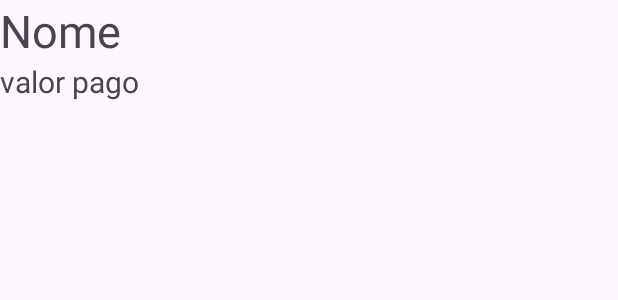
After one commit to gabrieleksilva/SplitTheBill, an Android app: the layout lista_participantes.xml on its own in the app's theme, with its tools: preview values and no code run, on a phone screen of 412 x 824 dp. The commit adds this screen. Shown: the top 300 px of the screen. Run offline under Robolectric (Android 15) with nearby library versions, the phone set to English and light mode, and no system bars.

Commit message:
criando o layout da primeira tela que será a lista de participantes (tela principal)

```diff
--- a/app/src/main/AndroidManifest.xml
+++ b/app/src/main/AndroidManifest.xml
@@ -13,7 +13,7 @@
         android:theme="@style/Theme.SplitTheBill"
         tools:targetApi="31">
         <activity
-            android:name=".MainActivity"
+            android:name=".view.MainActivity"
             android:exported="true">
             <intent-filter>
                 <action android:name="android.intent.action.MAIN" />
--- /dev/null
+++ b/app/src/main/res/layout/lista_participantes.xml
@@ -0,0 +1,21 @@
+<?xml version="1.0" encoding="utf-8"?>
+<LinearLayout xmlns:android="http://schemas.android.com/apk/res/android"
+    android:orientation="vertical"
+    android:layout_width="match_parent"
+    android:layout_height="wrap_content">
+
+    <TextView
+        android:id="@+id/namePt"
+        android:layout_width="match_parent"
+        android:layout_height="wrap_content"
+        android:text="Nome"
+        android:textSize="30sp" />
+
+    <TextView
+        android:id="@+id/valPt"
+        android:layout_width="match_parent"
+        android:layout_height="wrap_content"
+        android:text="valor pago"
+        android:textSize="20sp"/>
+
+</LinearLayout>
```
Also changed, not shown: app/src/main/java/br/edu/scl/ifsp/ads/splitthebill/adapter/ParticipantAdapter.kt (added, +41 -0 lines), app/src/main/res/layout/activity_main.xml (+15 -6 lines), app/src/main/res/layout/toolbar.xml (added, +9 -0 lines), app/src/main/res/menu/menu_main.xml (added, +8 -0 lines).
